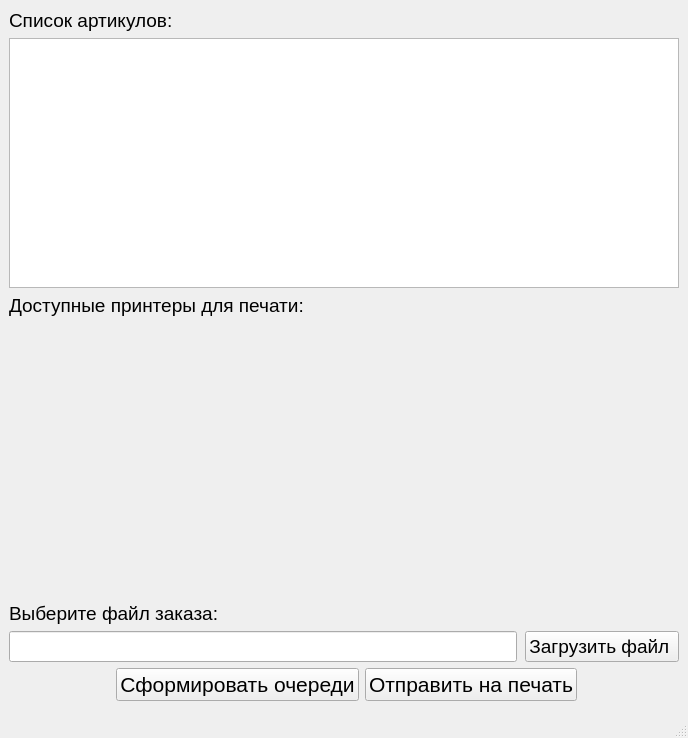
This is Printers.ui in MikhailFrushkin/posters as Qt 5 draws it before an edit. The edited form follows.
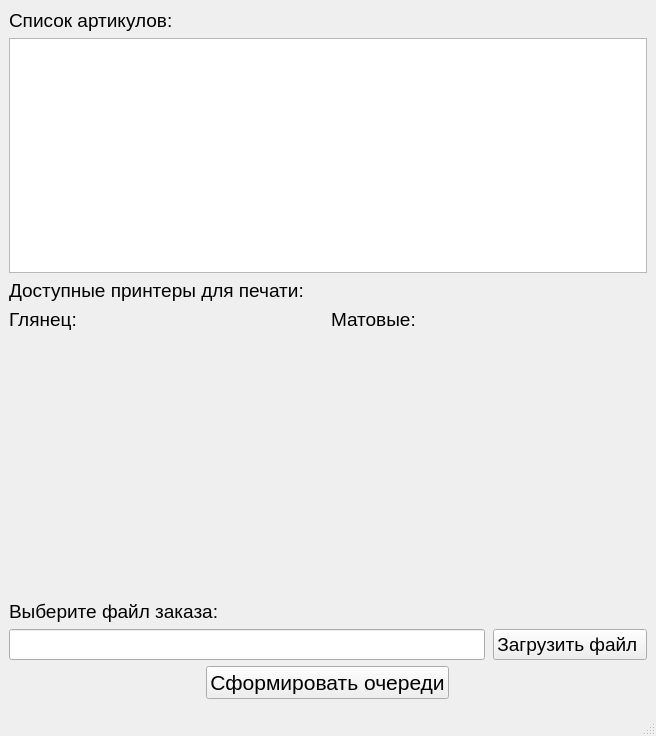
This is the edited form.

Diff of the .ui file:
```diff
--- a/Printers.ui
+++ b/Printers.ui
@@ -6,8 +6,8 @@
    <rect>
     <x>0</x>
     <y>0</y>
-    <width>688</width>
-    <height>738</height>
+    <width>656</width>
+    <height>736</height>
    </rect>
   </property>
   <property name="font">
@@ -19,8 +19,6 @@
    <string>MainWindow</string>
   </property>
   <widget class="QWidget" name="centralwidget">
-   <layout class="QVBoxLayout" name="verticalLayout_4">
-    <item>
      <layout class="QVBoxLayout" name="verticalLayout_3">
       <item>
        <layout class="QVBoxLayout" name="verticalLayout_2">
@@ -58,6 +56,24 @@
         </item>
        </layout>
       </item>
+    <item>
+     <layout class="QHBoxLayout" name="horizontalLayout">
+      <item>
+       <widget class="QLabel" name="label_4">
+        <property name="text">
+         <string>Глянец:</string>
+        </property>
+       </widget>
+      </item>
+      <item>
+       <widget class="QLabel" name="label_5">
+        <property name="text">
+         <string>Матовые:</string>
+        </property>
+       </widget>
+      </item>
+     </layout>
+    </item>
       <item>
        <spacer name="verticalSpacer">
         <property name="orientation">
@@ -66,7 +82,7 @@
         <property name="sizeHint" stdset="0">
          <size>
           <width>17</width>
-          <height>119</height>
+        <height>169</height>
          </size>
         </property>
        </spacer>
@@ -158,20 +174,6 @@
           </property>
          </widget>
         </item>
-        <item row="1" column="1">
-         <widget class="QPushButton" name="pushButton_3">
-          <property name="font">
-           <font>
-            <pointsize>16</pointsize>
-           </font>
-          </property>
-          <property name="text">
-           <string>Отправить на печать</string>
-          </property>
-         </widget>
-        </item>
-       </layout>
-      </item>
      </layout>
     </item>
    </layout>
```
Left out of the diff: 26 changed lines with no effect on the pictures. Lines whose indentation alone changed are shown as unchanged.
